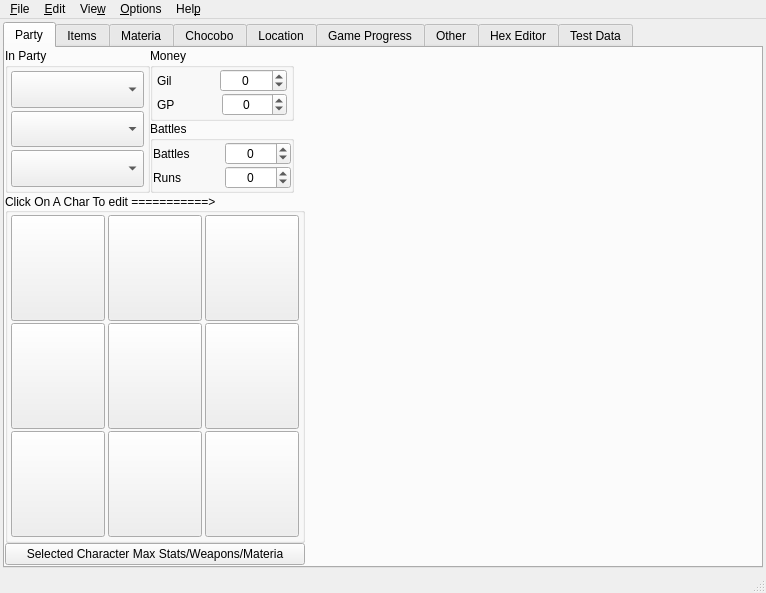
sithlord48/blackchocobo, file mainwindow.ui: the form before one commit.
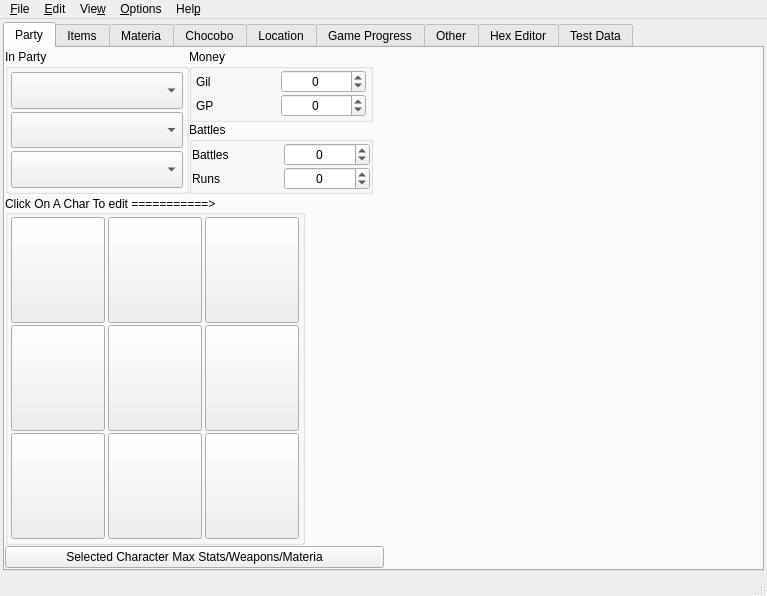
The form after the commit. Icons and pictures are not drawn.

Commit message: SlotSelect : Adjust Width slightly no more Horzontal Scroll Bar About: update Sizing Options : Update sizing , save/ restore geometry MainWindow: Rework of region options, save/restore geometry Removed Unused Icons lupdate

Diff of the .ui file:
```diff
--- a/mainwindow.ui
+++ b/mainwindow.ui
@@ -6,16 +6,10 @@
    <rect>
     <x>0</x>
     <y>0</y>
-    <width>766</width>
-    <height>593</height>
+    <width>767</width>
+    <height>596</height>
    </rect>
   </property>
-  <property name="minimumSize">
-   <size>
-    <width>766</width>
-    <height>593</height>
-   </size>
-  </property>
   <property name="windowTitle">
    <string>Black Chocobo</string>
   </property>
@@ -27,12 +21,6 @@
    <string notr="true"/>
   </property>
   <widget class="QWidget" name="centralWidget">
-   <property name="sizePolicy">
-    <sizepolicy hsizetype="Preferred" vsizetype="Preferred">
-     <horstretch>0</horstretch>
-     <verstretch>0</verstretch>
-    </sizepolicy>
-   </property>
    <layout class="QVBoxLayout" name="verticalLayout_20">
     <property name="spacing">
      <number>3</number>
@@ -79,12 +67,6 @@
         </property>
         <item>
          <widget class="QFrame" name="frmParty">
-          <property name="minimumSize">
-           <size>
-            <width>300</width>
-            <height>0</height>
-           </size>
-          </property>
           <layout class="QVBoxLayout" name="verticalLayout_23">
            <property name="spacing">
             <number>0</number>
@@ -749,12 +731,6 @@
         </item>
         <item>
          <widget class="QFrame" name="group_char_editor_box">
-          <property name="sizePolicy">
-           <sizepolicy hsizetype="Expanding" vsizetype="Expanding">
-            <horstretch>0</horstretch>
-            <verstretch>0</verstretch>
-           </sizepolicy>
-          </property>
           <property name="charbox" stdset="0">
            <bool>true</bool>
           </property>
@@ -7918,7 +7894,7 @@
     <rect>
      <x>0</x>
      <y>0</y>
-     <width>766</width>
+     <width>767</width>
      <height>20</height>
     </rect>
    </property>
```
Left out of the diff: 79 changed lines with no effect on the pictures. The commit also changes 32 other files.
